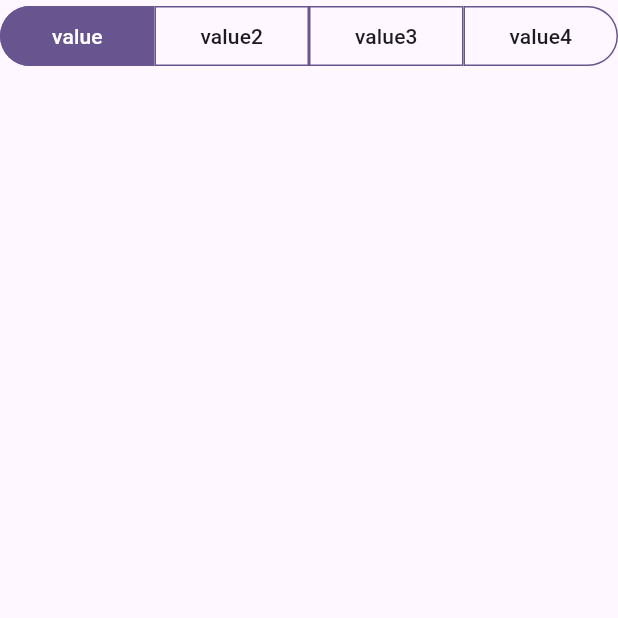
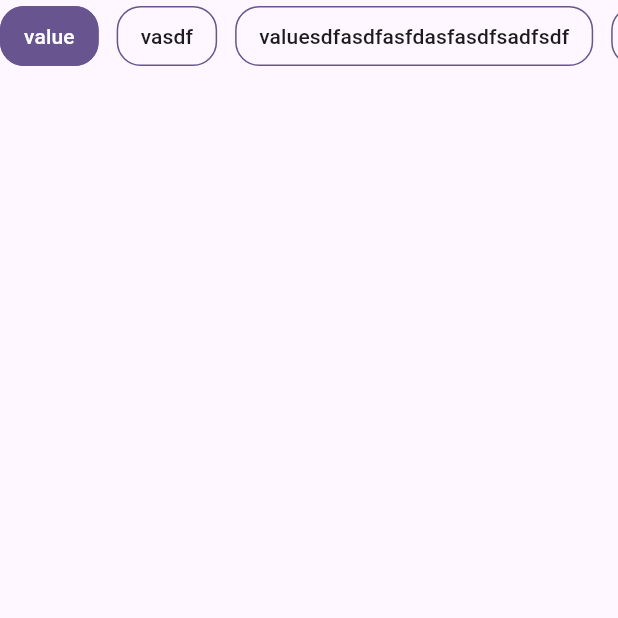
Before and after one commit to Ohpleaseman/flutter_reusable_stuff, a Flutter app: the screen it shows after launch, on a phone screen of 412 x 824 dp, the top half of it. Run offline on Flutter 3.47's test engine with Material 3 defaults, Android fonts, the phone set to English and light mode, and no system bars.

Commit message:
do single_choice_chips make option independent

```diff
--- /dev/null
+++ b/lib/ui/widgets/choice_widgets/option.dart
@@ -0,0 +1,6 @@
+class Option {
+  final String name;
+  final String value;
+
+  const Option({required this.name, required this.value});
+}
--- a/lib/ui/widgets/choice_widgets/single_choice/segmented_control.dart
+++ b/lib/ui/widgets/choice_widgets/single_choice/segmented_control.dart
@@ -1,4 +1,5 @@
 import 'package:flutter/material.dart';
+import 'package:flutter_reusable_stuff/ui/widgets/choice_widgets/option.dart';
 
 // Suited for single choice collection with few items
 class SegmentedControl extends StatelessWidget {
@@ -82,10 +83,3 @@ class SegmentedControl extends StatelessWidget {
     );
   }
 }
-
-class Option {
-  final String name;
-  final String value;
-
-  const Option({required this.name, required this.value});
-}
--- /dev/null
+++ b/lib/ui/widgets/choice_widgets/single_choice/single_choice_chips.dart
@@ -0,0 +1,87 @@
+import 'package:flutter/material.dart';
+import 'package:flutter_reusable_stuff/ui/widgets/choice_widgets/option.dart';
+
+class SingleChoiceChips extends StatelessWidget {
+  final Set<Option> options;
+  final Color? selectedColor;
+  final Color? unselectedColor;
+  final Color? foregroundSelectedColor;
+  final Color? foregroundUnselectedColor;
+  final Color? borderColor;
+  final Option selected;
+  final void Function(Option selected) onSelected;
+
+  SingleChoiceChips({
+    super.key,
+    required this.options,
+    this.selectedColor,
+    this.unselectedColor,
+    this.foregroundSelectedColor,
+    this.foregroundUnselectedColor,
+    this.borderColor,
+    required this.selected,
+    required this.onSelected,
+  }) {
+    if (options.length < 2) {
+      throw Exception('There are less than two options in SingleChoiceButtons');
+    }
+  }
+
+  @override
+  Widget build(BuildContext context) {
+    return SingleChildScrollView(
+      scrollDirection: Axis.horizontal,
+      child: Row(
+        children: [
+          for (var option in options)
+            Row(
+              children: [
+                OutlinedButton(
+                  style: ButtonStyle(
+                    padding: WidgetStateProperty.resolveWith(
+                      (states) => const EdgeInsets.symmetric(
+                        horizontal: 16,
+                        vertical: 9,
+                      ),
+                    ),
+                    shape: WidgetStateProperty.resolveWith(
+                      (states) => const RoundedRectangleBorder(
+                        borderRadius: BorderRadius.all(Radius.circular(16)),
+                      ),
+                    ),
+                    backgroundColor: WidgetStateProperty.resolveWith(
+                      (states) => selected == option
+                          ? selectedColor ??
+                              Theme.of(context).colorScheme.primary
+                          : unselectedColor ??
+                              Theme.of(context).colorScheme.surface,
+                    ),
+                    foregroundColor: WidgetStateProperty.resolveWith(
+                      (states) => selected == option
+                          ? foregroundSelectedColor ??
+                              Theme.of(context).colorScheme.onPrimary
+                          : foregroundUnselectedColor ??
+                              Theme.of(context).colorScheme.onSurface,
+                    ),
+                    side: WidgetStateBorderSide.resolveWith(
+                      (states) => BorderSide(
+                        color: borderColor ??
+                            Theme.of(context).colorScheme.primary,
+                      ),
+                    ),
+                  ),
+                  onPressed: () => onSelected(option),
+                  child: Text(
+                    option.value,
+                    maxLines: 1,
+                    overflow: TextOverflow.ellipsis,
+                  ),
+                ),
+                const SizedBox(width: 12)
+              ],
+            )
+        ],
+      ),
+    );
+  }
+}
--- a/lib/ui/widgets/choice_widgets/single_choice/single_choice_page.dart
+++ b/lib/ui/widgets/choice_widgets/single_choice/single_choice_page.dart
@@ -1,5 +1,6 @@
 import 'package:flutter/material.dart';
-import 'package:flutter_reusable_stuff/ui/widgets/choice_widgets/single_choice/segmented_control.dart';
+import 'package:flutter_reusable_stuff/ui/widgets/choice_widgets/option.dart';
+import 'package:flutter_reusable_stuff/ui/widgets/choice_widgets/single_choice/single_choice_chips.dart';
 
 class SingleChoicePage extends StatefulWidget {
   const SingleChoicePage({super.key});
@@ -13,9 +14,11 @@ class _SingleChoicePageState extends State<SingleChoicePage> {
 
   final options = const {
     Option(name: 'name', value: 'value'),
-    Option(name: 'name2', value: 'value2'),
-    Option(name: 'name3', value: 'value3'),
-    Option(name: 'name4', value: 'value4'),
+    Option(name: 'name2', value: 'vasdf'),
+    Option(name: 'name3', value: 'valuesdfasdfasfdasfasdfsadfsdf'),
+    Option(name: 'name4', value: 'value'),
+    Option(name: 'name5', value: 'value'),
+    Option(name: 'name6', value: 'value'),
   };
 
   @override
@@ -31,7 +34,7 @@ class _SingleChoicePageState extends State<SingleChoicePage> {
     return Scaffold(
       body: Column(
         children: [
-          SegmentedControl(
+          SingleChoiceChips(
             options: options,
             selected: _selectedOption,
             onSelected: (option) {
```
